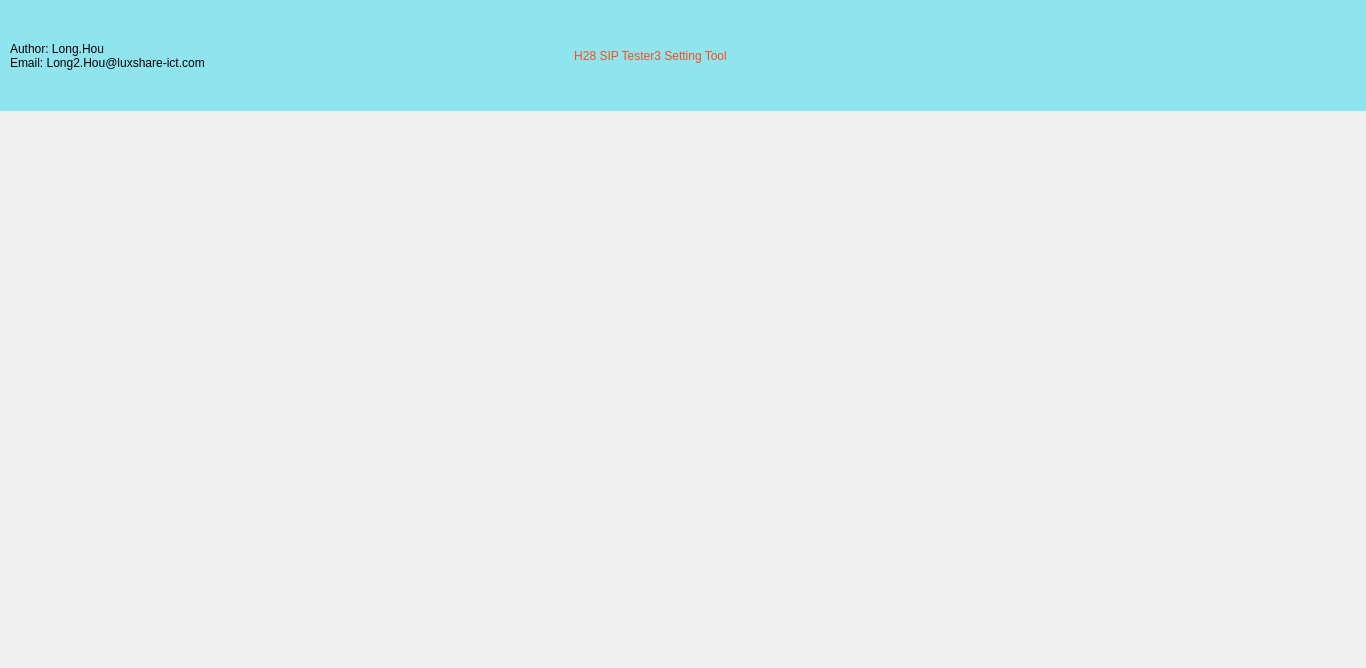
Qt form Resource/UI/setting.ui (Faith-lyle/SIP-Tester3_1) before a commit.
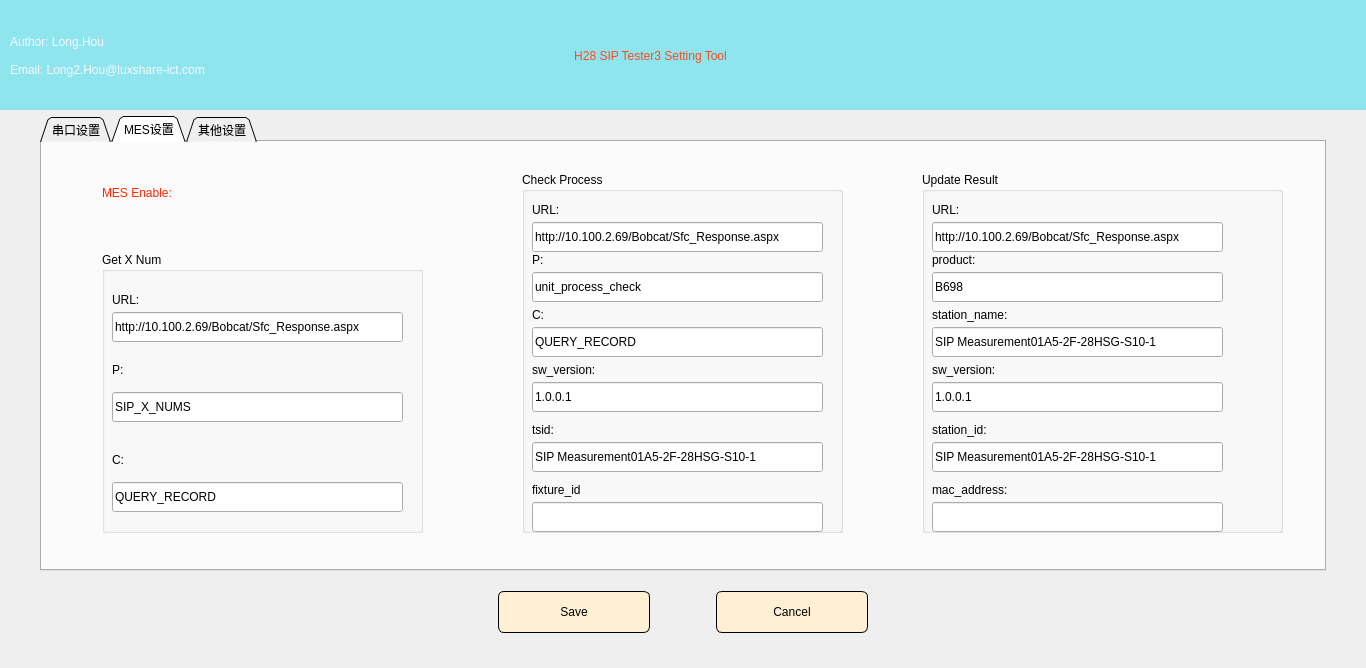
The same form after that commit. The open tabs and pages were chosen to show the change. Icons and pictures are not drawn.

```diff
--- a/Resource/UI/setting.ui
+++ b/Resource/UI/setting.ui
@@ -92,10 +92,12 @@
          </rect>
         </property>
         <property name="styleSheet">
-         <string notr="true">font: 18pt &quot;Arial&quot;;</string>
+         <string notr="true">font: 18pt &quot;Arial&quot;;
+color:#F8F8FF;</string>
         </property>
         <property name="text">
          <string>Author: Long.Hou
+
 Email: Long2.Hou@luxshare-ict.com</string>
         </property>
        </widget>
@@ -104,7 +106,827 @@
     </layout>
    </item>
    <item>
-    <layout class="QHBoxLayout" name="horizontalLayout"/>
+    <layout class="QVBoxLayout" name="verticalLayout_3" stretch="5,1">
+     <property name="leftMargin">
+      <number>40</number>
+     </property>
+     <property name="rightMargin">
+      <number>40</number>
+     </property>
+     <item>
+      <widget class="QTabWidget" name="tabWidget">
+       <property name="layoutDirection">
+        <enum>Qt::LeftToRight</enum>
+       </property>
+       <property name="tabPosition">
+        <enum>QTabWidget::North</enum>
+       </property>
+       <property name="tabShape">
+        <enum>QTabWidget::Triangular</enum>
+       </property>
+       <property name="currentIndex">
+        <number>0</number>
+       </property>
+       <property name="iconSize">
+        <size>
+         <width>16</width>
+         <height>16</height>
+        </size>
+       </property>
+       <property name="elideMode">
+        <enum>Qt::ElideRight</enum>
+       </property>
+       <property name="usesScrollButtons">
+        <bool>false</bool>
+       </property>
+       <property name="movable">
+        <bool>false</bool>
+       </property>
+       <property name="tabBarAutoHide">
+        <bool>false</bool>
+       </property>
+       <widget class="QWidget" name="port_setting">
+        <attribute name="title">
+         <string>串口设置</string>
+        </attribute>
+        <layout class="QHBoxLayout" name="horizontalLayout_2" stretch="5">
+         <property name="leftMargin">
+          <number>30</number>
+         </property>
+         <property name="topMargin">
+          <number>10</number>
+         </property>
+         <property name="rightMargin">
+          <number>30</number>
+         </property>
+         <property name="bottomMargin">
+          <number>0</number>
+         </property>
+         <item>
+          <widget class="QGroupBox" name="groupBox">
+           <property name="title">
+            <string>物理串口配置</string>
+           </property>
+           <layout class="QVBoxLayout" name="verticalLayout_4">
+            <property name="leftMargin">
+             <number>0</number>
+            </property>
+            <property name="topMargin">
+             <number>0</number>
+            </property>
+            <property name="rightMargin">
+             <number>0</number>
+            </property>
+            <property name="bottomMargin">
+             <number>0</number>
+            </property>
+            <item>
+             <widget class="QTableWidget" name="tableWidget">
+              <property name="rowCount">
+               <number>14</number>
+              </property>
+              <property name="columnCount">
+               <number>5</number>
+              </property>
+              <row/>
+              <row/>
+              <row/>
+              <row/>
+              <row/>
+              <row/>
+              <row/>
+              <row/>
+              <row/>
+              <row/>
+              <row/>
+              <row/>
+              <row/>
+              <row/>
+              <column/>
+              <column/>
+              <column/>
+              <column/>
+              <column/>
+             </widget>
+            </item>
+           </layout>
+          </widget>
+         </item>
+        </layout>
+       </widget>
+       <widget class="QWidget" name="mes_setting">
+        <attribute name="title">
+         <string>MES设置</string>
+        </attribute>
+        <widget class="QLabel" name="label_4">
+         <property name="geometry">
+          <rect>
+           <x>60</x>
+           <y>40</y>
+           <width>131</width>
+           <height>21</height>
+          </rect>
+         </property>
+         <property name="styleSheet">
+          <string notr="true">font: 75 18pt &quot;Arial&quot;;
+color: rgb(255, 38, 0);</string>
+         </property>
+         <property name="text">
+          <string>MES Enable:</string>
+         </property>
+        </widget>
+        <widget class="QPushButton" name="pushButton">
+         <property name="geometry">
+          <rect>
+           <x>170</x>
+           <y>27</y>
+           <width>61</width>
+           <height>51</height>
+          </rect>
+         </property>
+         <property name="styleSheet">
+          <string notr="true">QPushButton{
+	image: url(:/log/connect.png);
+	border-radius:15px;
+	width:50px;
+	height:50px;
+}
+QPushButton:pressed{
+	image: url(:/log/connect.png);
+	border-radius:10px;
+	border:2px outset black;
+	width:150px;
+	height:40px;
+}
+</string>
+         </property>
+         <property name="text">
+          <string/>
+         </property>
+        </widget>
+        <widget class="QGroupBox" name="groupBox_2">
+         <property name="geometry">
+          <rect>
+           <x>480</x>
+           <y>30</y>
+           <width>321</width>
+           <height>361</height>
+          </rect>
+         </property>
+         <property name="styleSheet">
+          <string notr="true">.QGroupBox{
+font: 75 18pt &quot;Arial&quot;;
+}
+.QLabel{
+font: 15pt &quot;Arial&quot;;
+}
+.QLineEdit{
+font: 13pt &quot;Arial&quot;;
+height:30px;
+}</string>
+         </property>
+         <property name="title">
+          <string>Check Process</string>
+         </property>
+         <widget class="QLineEdit" name="lineEdit_6">
+          <property name="geometry">
+           <rect>
+            <x>10</x>
+            <y>155</y>
+            <width>291</width>
+            <height>30</height>
+           </rect>
+          </property>
+          <property name="styleSheet">
+           <string notr="true"/>
+          </property>
+          <property name="text">
+           <string>QUERY_RECORD</string>
+          </property>
+         </widget>
+         <widget class="QLineEdit" name="lineEdit_4">
+          <property name="geometry">
+           <rect>
+            <x>10</x>
+            <y>50</y>
+            <width>291</width>
+            <height>30</height>
+           </rect>
+          </property>
+          <property name="styleSheet">
+           <string notr="true"/>
+          </property>
+          <property name="text">
+           <string>http://10.100.2.69/Bobcat/Sfc_Response.aspx</string>
+          </property>
+         </widget>
+         <widget class="QLineEdit" name="lineEdit_5">
+          <property name="geometry">
+           <rect>
+            <x>10</x>
+            <y>100</y>
+            <width>291</width>
+            <height>30</height>
+           </rect>
+          </property>
+          <property name="styleSheet">
+           <string notr="true"/>
+          </property>
+          <property name="text">
+           <string>unit_process_check</string>
+          </property>
+         </widget>
+         <widget class="QLabel" name="label_9">
+          <property name="geometry">
+           <rect>
+            <x>10</x>
+            <y>135</y>
+            <width>91</width>
+            <height>16</height>
+           </rect>
+          </property>
+          <property name="text">
+           <string>C:</string>
+          </property>
+         </widget>
+         <widget class="QLabel" name="label_10">
+          <property name="geometry">
+           <rect>
+            <x>10</x>
+            <y>80</y>
+            <width>91</width>
+            <height>16</height>
+           </rect>
+          </property>
+          <property name="text">
+           <string>P:</string>
+          </property>
+         </widget>
+         <widget class="QLabel" name="label_8">
+          <property name="geometry">
+           <rect>
+            <x>10</x>
+            <y>30</y>
+            <width>91</width>
+            <height>16</height>
+           </rect>
+          </property>
+          <property name="text">
+           <string>URL:</string>
+          </property>
+         </widget>
+         <widget class="QLabel" name="label_11">
+          <property name="geometry">
+           <rect>
+            <x>10</x>
+            <y>190</y>
+            <width>91</width>
+            <height>16</height>
+           </rect>
+          </property>
+          <property name="text">
+           <string>sw_version:</string>
+          </property>
+         </widget>
+         <widget class="QLineEdit" name="lineEdit_7">
+          <property name="geometry">
+           <rect>
+            <x>10</x>
+            <y>210</y>
+            <width>291</width>
+            <height>30</height>
+           </rect>
+          </property>
+          <property name="styleSheet">
+           <string notr="true"/>
+          </property>
+          <property name="text">
+           <string>1.0.0.1</string>
+          </property>
+         </widget>
+         <widget class="QLineEdit" name="lineEdit_8">
+          <property name="geometry">
+           <rect>
+            <x>10</x>
+            <y>270</y>
+            <width>291</width>
+            <height>30</height>
+           </rect>
+          </property>
+          <property name="styleSheet">
+           <string notr="true"/>
+          </property>
+          <property name="text">
+           <string>SIP Measurement01A5-2F-28HSG-S10-1</string>
+          </property>
+         </widget>
+         <widget class="QLabel" name="label_12">
+          <property name="geometry">
+           <rect>
+            <x>10</x>
+            <y>250</y>
+            <width>91</width>
+            <height>16</height>
+           </rect>
+          </property>
+          <property name="text">
+           <string>tsid:</string>
+          </property>
+         </widget>
+         <widget class="QLineEdit" name="lineEdit_9">
+          <property name="geometry">
+           <rect>
+            <x>10</x>
+            <y>330</y>
+            <width>291</width>
+            <height>30</height>
+           </rect>
+          </property>
+          <property name="styleSheet">
+           <string notr="true"/>
+          </property>
+          <property name="text">
+           <string/>
+          </property>
+         </widget>
+         <widget class="QLabel" name="label_13">
+          <property name="geometry">
+           <rect>
+            <x>10</x>
+            <y>310</y>
+            <width>91</width>
+            <height>16</height>
+           </rect>
+          </property>
+          <property name="text">
+           <string>fixture_id</string>
+          </property>
+         </widget>
+        </widget>
+        <widget class="QGroupBox" name="groupBox_3">
+         <property name="geometry">
+          <rect>
+           <x>880</x>
+           <y>30</y>
+           <width>361</width>
+           <height>361</height>
+          </rect>
+         </property>
+         <property name="styleSheet">
+          <string notr="true">.QGroupBox{
+font: 75 18pt &quot;Arial&quot;;
+}
+.QLabel{
+font: 15pt &quot;Arial&quot;;
+}
+.QLineEdit{
+font: 13pt &quot;Arial&quot;;
+height:30px;
+}</string>
+         </property>
+         <property name="title">
+          <string>Update Result</string>
+         </property>
+         <widget class="QLineEdit" name="lineEdit_10">
+          <property name="geometry">
+           <rect>
+            <x>10</x>
+            <y>50</y>
+            <width>291</width>
+            <height>30</height>
+           </rect>
+          </property>
+          <property name="styleSheet">
+           <string notr="true"/>
+          </property>
+          <property name="text">
+           <string>http://10.100.2.69/Bobcat/Sfc_Response.aspx</string>
+          </property>
+         </widget>
+         <widget class="QLineEdit" name="lineEdit_11">
+          <property name="geometry">
+           <rect>
+            <x>10</x>
+            <y>100</y>
+            <width>291</width>
+            <height>30</height>
+           </rect>
+          </property>
+          <property name="styleSheet">
+           <string notr="true"/>
+          </property>
+          <property name="text">
+           <string>B698</string>
+          </property>
+         </widget>
+         <widget class="QLabel" name="label_14">
+          <property name="geometry">
+           <rect>
+            <x>10</x>
+            <y>135</y>
+            <width>91</width>
+            <height>16</height>
+           </rect>
+          </property>
+          <property name="text">
+           <string>station_name:</string>
+          </property>
+         </widget>
+         <widget class="QLineEdit" name="lineEdit_12">
+          <property name="geometry">
+           <rect>
+            <x>10</x>
+            <y>210</y>
+            <width>291</width>
+            <height>30</height>
+           </rect>
+          </property>
+          <property name="styleSheet">
+           <string notr="true"/>
+          </property>
+          <property name="text">
+           <string>1.0.0.1</string>
+          </property>
+         </widget>
+         <widget class="QLineEdit" name="lineEdit_13">
+          <property name="geometry">
+           <rect>
+            <x>10</x>
+            <y>270</y>
+            <width>291</width>
+            <height>30</height>
+           </rect>
+          </property>
+          <property name="styleSheet">
+           <string notr="true"/>
+          </property>
+          <property name="text">
+           <string>SIP Measurement01A5-2F-28HSG-S10-1</string>
+          </property>
+         </widget>
+         <widget class="QLabel" name="label_15">
+          <property name="geometry">
+           <rect>
+            <x>10</x>
+            <y>190</y>
+            <width>91</width>
+            <height>16</height>
+           </rect>
+          </property>
+          <property name="text">
+           <string>sw_version:</string>
+          </property>
+         </widget>
+         <widget class="QLabel" name="label_16">
+          <property name="geometry">
+           <rect>
+            <x>10</x>
+            <y>310</y>
+            <width>91</width>
+            <height>16</height>
+           </rect>
+          </property>
+          <property name="text">
+           <string>mac_address:</string>
+          </property>
+         </widget>
+         <widget class="QLabel" name="label_17">
+          <property name="geometry">
+           <rect>
+            <x>10</x>
+            <y>80</y>
+            <width>91</width>
+            <height>16</height>
+           </rect>
+          </property>
+          <property name="text">
+           <string>product:</string>
+          </property>
+         </widget>
+         <widget class="QLineEdit" name="lineEdit_14">
+          <property name="geometry">
+           <rect>
+            <x>10</x>
+            <y>155</y>
+            <width>291</width>
+            <height>30</height>
+           </rect>
+          </property>
+          <property name="styleSheet">
+           <string notr="true"/>
+          </property>
+          <property name="text">
+           <string>SIP Measurement01A5-2F-28HSG-S10-1</string>
+          </property>
+         </widget>
+         <widget class="QLabel" name="label_18">
+          <property name="geometry">
+           <rect>
+            <x>10</x>
+            <y>30</y>
+            <width>91</width>
+            <height>16</height>
+           </rect>
+          </property>
+          <property name="text">
+           <string>URL:</string>
+          </property>
+         </widget>
+         <widget class="QLabel" name="label_19">
+          <property name="geometry">
+           <rect>
+            <x>10</x>
+            <y>250</y>
+            <width>91</width>
+            <height>16</height>
+           </rect>
+          </property>
+          <property name="text">
+           <string>station_id:</string>
+          </property>
+         </widget>
+         <widget class="QLineEdit" name="lineEdit_15">
+          <property name="geometry">
+           <rect>
+            <x>10</x>
+            <y>330</y>
+            <width>291</width>
+            <height>30</height>
+           </rect>
+          </property>
+          <property name="styleSheet">
+           <string notr="true"/>
+          </property>
+          <property name="text">
+           <string/>
+          </property>
+         </widget>
+        </widget>
+        <widget class="QGroupBox" name="groupBox_4">
+         <property name="geometry">
+          <rect>
+           <x>60</x>
+           <y>110</y>
+           <width>321</width>
+           <height>281</height>
+          </rect>
+         </property>
+         <property name="styleSheet">
+          <string notr="true">.QGroupBox{
+font: 75 18pt &quot;Arial&quot;;
+}
+.QLabel{
+font: 15pt &quot;Arial&quot;;
+}
+.QLineEdit{
+font: 13pt &quot;Arial&quot;;
+height:30px;
+}</string>
+         </property>
+         <property name="title">
+          <string>Get X Num</string>
+         </property>
+         <widget class="QLabel" name="label_5">
+          <property name="geometry">
+           <rect>
+            <x>10</x>
+            <y>40</y>
+            <width>91</width>
+            <height>16</height>
+           </rect>
+          </property>
+          <property name="text">
+           <string>URL:</string>
+          </property>
+         </widget>
+         <widget class="QLineEdit" name="lineEdit">
+          <property name="geometry">
+           <rect>
+            <x>10</x>
+            <y>60</y>
+            <width>291</width>
+            <height>30</height>
+           </rect>
+          </property>
+          <property name="styleSheet">
+           <string notr="true"/>
+          </property>
+          <property name="text">
+           <string>http://10.100.2.69/Bobcat/Sfc_Response.aspx</string>
+          </property>
+         </widget>
+         <widget class="QLabel" name="label_6">
+          <property name="geometry">
+           <rect>
+            <x>10</x>
+            <y>110</y>
+            <width>91</width>
+            <height>16</height>
+           </rect>
+          </property>
+          <property name="text">
+           <string>P:</string>
+          </property>
+         </widget>
+         <widget class="QLineEdit" name="lineEdit_2">
+          <property name="geometry">
+           <rect>
+            <x>10</x>
+            <y>140</y>
+            <width>291</width>
+            <height>30</height>
+           </rect>
+          </property>
+          <property name="styleSheet">
+           <string notr="true"/>
+          </property>
+          <property name="text">
+           <string>SIP_X_NUMS</string>
+          </property>
+         </widget>
+         <widget class="QLineEdit" name="lineEdit_3">
+          <property name="geometry">
+           <rect>
+            <x>10</x>
+            <y>230</y>
+            <width>291</width>
+            <height>30</height>
+           </rect>
+          </property>
+          <property name="styleSheet">
+           <string notr="true"/>
+          </property>
+          <property name="text">
+           <string>QUERY_RECORD</string>
+          </property>
+         </widget>
+         <widget class="QLabel" name="label_7">
+          <property name="geometry">
+           <rect>
+            <x>10</x>
+            <y>200</y>
+            <width>91</width>
+            <height>16</height>
+           </rect>
+          </property>
+          <property name="text">
+           <string>C:</string>
+          </property>
+         </widget>
+        </widget>
+       </widget>
+       <widget class="QWidget" name="other_setting">
+        <attribute name="title">
+         <string>其他设置</string>
+        </attribute>
+        <widget class="QLabel" name="label_20">
+         <property name="geometry">
+          <rect>
+           <x>150</x>
+           <y>100</y>
+           <width>60</width>
+           <height>16</height>
+          </rect>
+         </property>
+         <property name="text">
+          <string>TextLabel</string>
+         </property>
+        </widget>
+        <widget class="QPushButton" name="pushButton_2">
+         <property name="geometry">
+          <rect>
+           <x>260</x>
+           <y>90</y>
+           <width>113</width>
+           <height>32</height>
+          </rect>
+         </property>
+         <property name="text">
+          <string>PushButton</string>
+         </property>
+        </widget>
+        <widget class="QLineEdit" name="lineEdit_16">
+         <property name="geometry">
+          <rect>
+           <x>180</x>
+           <y>190</y>
+           <width>113</width>
+           <height>21</height>
+          </rect>
+         </property>
+        </widget>
+       </widget>
+      </widget>
+     </item>
+     <item>
+      <widget class="QWidget" name="widget_3" native="true">
+       <property name="styleSheet">
+        <string notr="true">QPushButton{
+	background-color:#FFEFD5;
+	border-radius:6px;
+	border:1px inset black;
+	width:150px;
+	height:40px;
+}
+QPushButton:pressed{
+	background-color:#FFEF15;
+	border-radius:6px;
+	border:2px outset black;
+	width:150px;
+	height:40px;
+}
+</string>
+       </property>
+       <layout class="QHBoxLayout" name="horizontalLayout">
+        <property name="topMargin">
+         <number>0</number>
+        </property>
+        <property name="bottomMargin">
+         <number>20</number>
+        </property>
+        <item>
+         <spacer name="horizontalSpacer">
+          <property name="orientation">
+           <enum>Qt::Horizontal</enum>
+          </property>
+          <property name="sizeHint" stdset="0">
+           <size>
+            <width>30</width>
+            <height>20</height>
+           </size>
+          </property>
+         </spacer>
+        </item>
+        <item>
+         <widget class="QPushButton" name="btn_save">
+          <property name="styleSheet">
+           <string notr="true"/>
+          </property>
+          <property name="text">
+           <string>Save</string>
+          </property>
+          <property name="icon">
+           <iconset resource="../Img/img.qrc">
+            <normaloff>:/log/save.png</normaloff>:/log/save.png</iconset>
+          </property>
+          <property name="iconSize">
+           <size>
+            <width>40</width>
+            <height>40</height>
+           </size>
+          </property>
+         </widget>
+        </item>
+        <item>
+         <spacer name="horizontalSpacer_3">
+          <property name="orientation">
+           <enum>Qt::Horizontal</enum>
+          </property>
+          <property name="sizeType">
+           <enum>QSizePolicy::Fixed</enum>
+          </property>
+          <property name="sizeHint" stdset="0">
+           <size>
+            <width>60</width>
+            <height>20</height>
+           </size>
+          </property>
+         </spacer>
+        </item>
+        <item>
+         <widget class="QPushButton" name="btn_cancel">
+          <property name="text">
+           <string>Cancel</string>
+          </property>
+          <property name="icon">
+           <iconset resource="../Img/img.qrc">
+            <normaloff>:/log/cancel.png</normaloff>:/log/cancel.png</iconset>
+          </property>
+          <property name="iconSize">
+           <size>
+            <width>30</width>
+            <height>30</height>
+           </size>
+          </property>
+         </widget>
+        </item>
+        <item>
+         <spacer name="horizontalSpacer_2">
+          <property name="orientation">
+           <enum>Qt::Horizontal</enum>
+          </property>
+          <property name="sizeHint" stdset="0">
+           <size>
+            <width>30</width>
+            <height>20</height>
+           </size>
+          </property>
+         </spacer>
+        </item>
+       </layout>
+      </widget>
+     </item>
+    </layout>
    </item>
   </layout>
  </widget>
```
